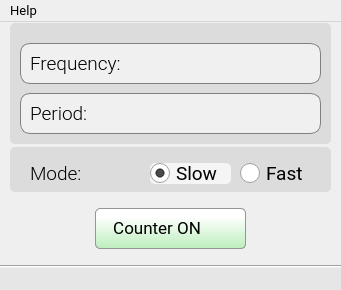
First picture: the form in src/software-qt/EMBO/src/windows/window_cntr.ui, repository parezj/EMBO, before the edit.
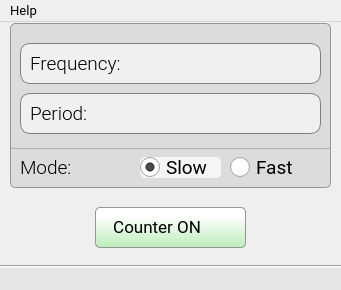
Second picture: the form after the edit. Icons and pictures are not drawn.

Commit message: + STM32L412 full support finished * PWM, CNTR, SGEN design update

Diff of the .ui file:
```diff
--- a/src/software-qt/EMBO/src/windows/window_cntr.ui
+++ b/src/software-qt/EMBO/src/windows/window_cntr.ui
@@ -49,7 +49,7 @@
     <property name="geometry">
      <rect>
       <x>95</x>
-      <y>186</y>
+      <y>185</y>
       <width>151</width>
       <height>41</height>
      </rect>
@@ -111,7 +111,7 @@
     <property name="geometry">
      <rect>
       <x>95</x>
-      <y>186</y>
+      <y>185</y>
       <width>151</width>
       <height>41</height>
      </rect>
@@ -186,7 +186,7 @@
       <x>10</x>
       <y>1</y>
       <width>321</width>
-      <height>121</height>
+      <height>165</height>
      </rect>
     </property>
     <property name="sizePolicy">
@@ -206,7 +206,7 @@
      </font>
     </property>
     <property name="styleSheet">
-     <string notr="true">QGroupBox {background-color: rgb(220,220,220);border: 0px; border-radius: 5px;  margin-top: 0.5em;}; 
+     <string notr="true">QGroupBox {background-color: rgb(220,220,220);border: 1px solid rgb(150,150,150); border-radius: 5px;  margin-top: 0.5em;}; 
 QGroupBox::title {subcontrol-origin: margin;left: 10px;padding: 0 3px 0 3px;}</string>
     </property>
     <property name="title">
@@ -342,48 +342,35 @@
 &lt;p align=&quot;right&quot; style=&quot;-qt-paragraph-type:empty; margin-top:0px; margin-bottom:0px; margin-left:0px; margin-right:0px; -qt-block-indent:0; text-indent:0px;&quot;&gt;&lt;br /&gt;&lt;/p&gt;&lt;/body&gt;&lt;/html&gt;</string>
      </property>
     </widget>
+    <widget class="Line" name="line_2">
+     <property name="geometry">
+      <rect>
+       <x>0</x>
+       <y>115</y>
+       <width>321</width>
+       <height>20</height>
+      </rect>
+     </property>
+     <property name="styleSheet">
+      <string notr="true">color: rgba(150,150,150,0.6);</string>
+     </property>
+     <property name="frameShadow">
+      <enum>QFrame::Plain</enum>
+     </property>
+     <property name="orientation">
+      <enum>Qt::Horizontal</enum>
+     </property>
+    </widget>
     <zorder>textBrowser_period</zorder>
     <zorder>textBrowser_freq</zorder>
     <zorder>label</zorder>
     <zorder>label_2</zorder>
    </widget>
-   <widget class="QGroupBox" name="groupBox_4">
-    <property name="geometry">
-     <rect>
-      <x>10</x>
-      <y>125</y>
-      <width>321</width>
-      <height>45</height>
-     </rect>
-    </property>
-    <property name="sizePolicy">
-     <sizepolicy hsizetype="Preferred" vsizetype="Expanding">
-      <horstretch>0</horstretch>
-      <verstretch>0</verstretch>
-     </sizepolicy>
-    </property>
-    <property name="font">
-     <font>
-      <family>Roboto</family>
-      <pointsize>10</pointsize>
-      <weight>50</weight>
-      <italic>false</italic>
-      <bold>false</bold>
-      <kerning>true</kerning>
-     </font>
-    </property>
-    <property name="styleSheet">
-     <string notr="true">QGroupBox {background-color: rgb(220,220,220);border: 0px; border-radius: 5px;  margin-top: 0.5em;}; 
-QGroupBox::title {subcontrol-origin: margin;left: 10px;padding: 0 3px 0 3px;}</string>
-    </property>
-    <property name="title">
-     <string/>
-    </property>
     <widget class="QRadioButton" name="radioButton_fast">
      <property name="geometry">
       <rect>
        <x>230</x>
-       <y>16</y>
+      <y>135</y>
        <width>81</width>
        <height>21</height>
       </rect>
@@ -449,7 +436,7 @@
      <property name="geometry">
       <rect>
        <x>140</x>
-       <y>16</y>
+      <y>135</y>
        <width>81</width>
        <height>21</height>
       </rect>
@@ -515,7 +502,7 @@
      <property name="geometry">
       <rect>
        <x>20</x>
-       <y>16</y>
+      <y>135</y>
        <width>61</width>
        <height>21</height>
       </rect>
@@ -531,7 +518,6 @@
      <property name="text">
       <string>Mode:</string>
      </property>
-    </widget>
    </widget>
   </widget>
   <widget class="QMenuBar" name="menubar">
```
Left out of the diff: 3 changed lines with no effect on the pictures. Lines whose indentation alone changed are shown as unchanged. The commit also changes 3 other files.
